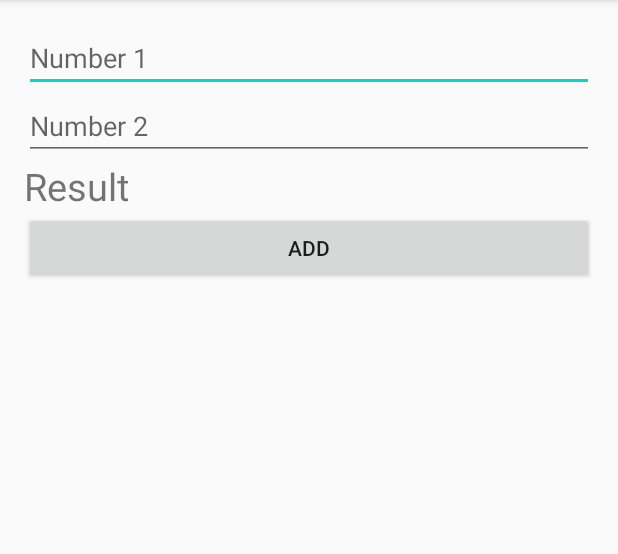
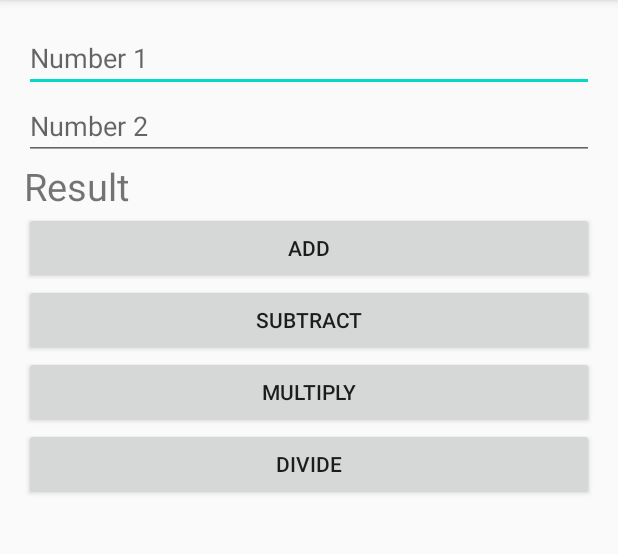
Before and after one commit to manal1245/CS7504_Application, an Android app: the screen it shows after launch (MainActivity), on a phone screen of 412 x 824 dp, the part 84-638 px from its top. Run offline under Robolectric (Android 15) with nearby library versions, the phone set to English and light mode, and no system bars.

Commit message:
Third Commit - I added some buttons in the design view of the application

```diff
--- a/app/src/main/res/layout/activity_main.xml
+++ b/app/src/main/res/layout/activity_main.xml
@@ -40,4 +40,24 @@
         android:layout_height="wrap_content"
         android:text="Add" />
 
+
+    <Button
+        android:id="@+id/Subtraction"
+        android:layout_width="match_parent"
+        android:layout_height="wrap_content"
+        android:text="Subtract" />
+
+    <Button
+        android:id="@+id/multiply"
+        android:layout_width="match_parent"
+        android:layout_height="wrap_content"
+        android:text="Multiply" />
+
+    <Button
+        android:id="@+id/divide"
+        android:layout_width="match_parent"
+        android:layout_height="wrap_content"
+        android:text="Divide" />
+
+
 </LinearLayout>
```
